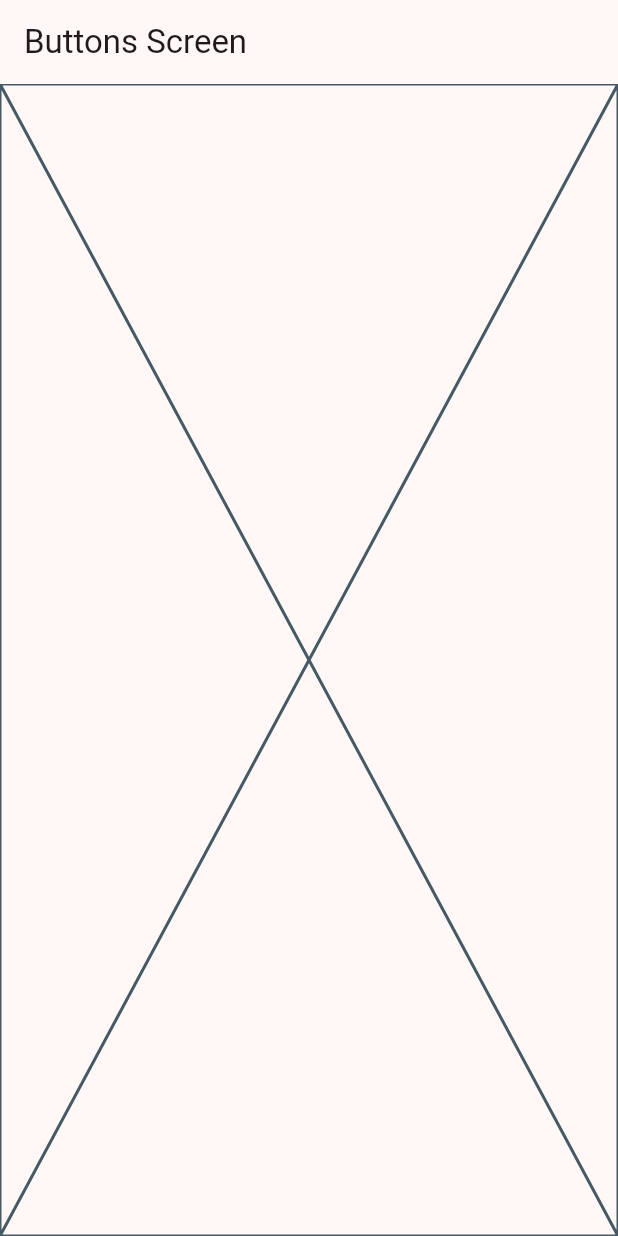
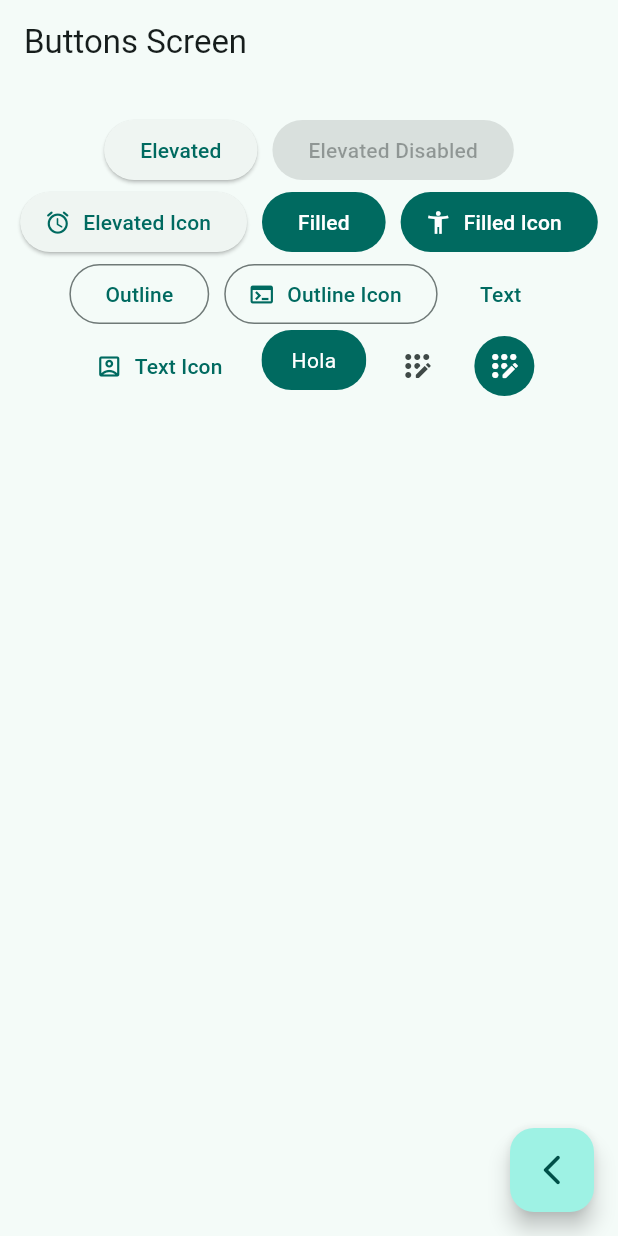
Before and after one commit to sash830/widgets-app, a Flutter app: the ButtonsScreen screen opened by its route, on a phone screen of 412 x 824 dp. Run offline on Flutter 3.47's test engine with Material 3 defaults, Android fonts, the phone set to English and light mode, and no system bars; our stand-ins replace go_router.

Commit message:
button screen finish

```diff
--- a/lib/main.dart
+++ b/lib/main.dart
@@ -14,7 +14,7 @@ class MainApp extends StatelessWidget {
     return MaterialApp.router(
       routerConfig: appRouter,
       debugShowCheckedModeBanner: false,
-      theme: AppTheme(selectedColor:7).getTheme(),
+      theme: AppTheme(selectedColor:1).getTheme(),
 
 
     );
--- a/lib/presentation/screens/buttons/buttons_screen.dart
+++ b/lib/presentation/screens/buttons/buttons_screen.dart
@@ -1,4 +1,5 @@
 import 'package:flutter/material.dart';
+import 'package:go_router/go_router.dart';
 
 class ButtonsScreen extends StatelessWidget {
 
@@ -13,7 +14,101 @@ class ButtonsScreen extends StatelessWidget {
         title: const Text('Buttons Screen'),
 
       ),
-      body: Placeholder(),
+      body: const _ButtonsView(),
+      floatingActionButton: FloatingActionButton( // Botton Flutter
+        child: const Icon(Icons.arrow_back_ios_new_rounded),
+        onPressed: () {
+          context.pop(); // salir para la pantalla anterior
+        },
+      ),
     );
   }
 }
+
+class _ButtonsView extends StatelessWidget {
+  const _ButtonsView();
+
+  @override
+  Widget build(BuildContext context) {
+
+    final colors = Theme.of(context).colorScheme;
+
+    return SizedBox(
+      width: double.infinity, // usa todo el espacio del Padding
+      child: Padding(
+        padding: const EdgeInsets.symmetric(horizontal: 10, vertical: 20),
+        child: Wrap(
+          spacing: 10,
+          alignment: WrapAlignment.center,
+          children: [
+            ElevatedButton(onPressed: () {}, child: const Text('Elevated')),
+            const ElevatedButton(onPressed: null, child: Text('Elevated Disabled')),
+
+            ElevatedButton.icon(
+              onPressed: (){},
+              icon: const Icon(Icons.access_alarm_rounded),
+              label: const Text('Elevated Icon')
+              ),
+              //funcion para presionar onPressed: (){}
+              FilledButton(onPressed: (){}, child: const Text('Filled')),
+              FilledButton.icon(
+                onPressed: (){},
+                icon: const Icon(Icons.accessibility_new),
+                label: const Text('Filled Icon'),
+                ),
+
+                OutlinedButton(onPressed: (){}, child: const Text('Outline')),
+                OutlinedButton.icon(
+                onPressed: (){},
+                icon: const Icon(Icons.terminal),
+                label: const Text('Outline Icon'),
+                ),
+
+                TextButton(onPressed: (){}, child: const Text('Text')),
+                TextButton.icon(
+                  onPressed: (){},
+                  icon: const Icon(Icons.account_box_outlined),
+                  label: const Text('Text Icon') ),
+
+                  const CustomButton(),
+
+            IconButton(onPressed: (){}, icon: const Icon(Icons.app_registration_rounded)),
+            IconButton(
+              onPressed: (){},
+              icon: const Icon(Icons.app_registration_rounded),
+              style: ButtonStyle(
+                backgroundColor: WidgetStatePropertyAll(colors.primary),
+                iconColor: const WidgetStatePropertyAll(Colors.white),
+              ),
+              ),
+          ],
+        ),
+      ),
+    );
+  }
+}
+
+class CustomButton extends StatelessWidget {
+  const CustomButton({super.key});
+
+  @override
+  Widget build(BuildContext context) {
+
+    final colors = Theme.of(context).colorScheme;
+
+    // Boton Personalizado.
+    return ClipRRect( // bordes redondos
+      borderRadius: BorderRadius.circular(20),
+      child: Material(
+        color: colors.primary,
+        child: InkWell(
+          onTap: () {},
+          child: Padding(
+            padding: const EdgeInsets.symmetric(horizontal: 20, vertical: 10),
+            child: Text('Hola', style: TextStyle(color: Colors.white),)
+            ),
+        ),
+      ),
+    );
+  }
+}
```
